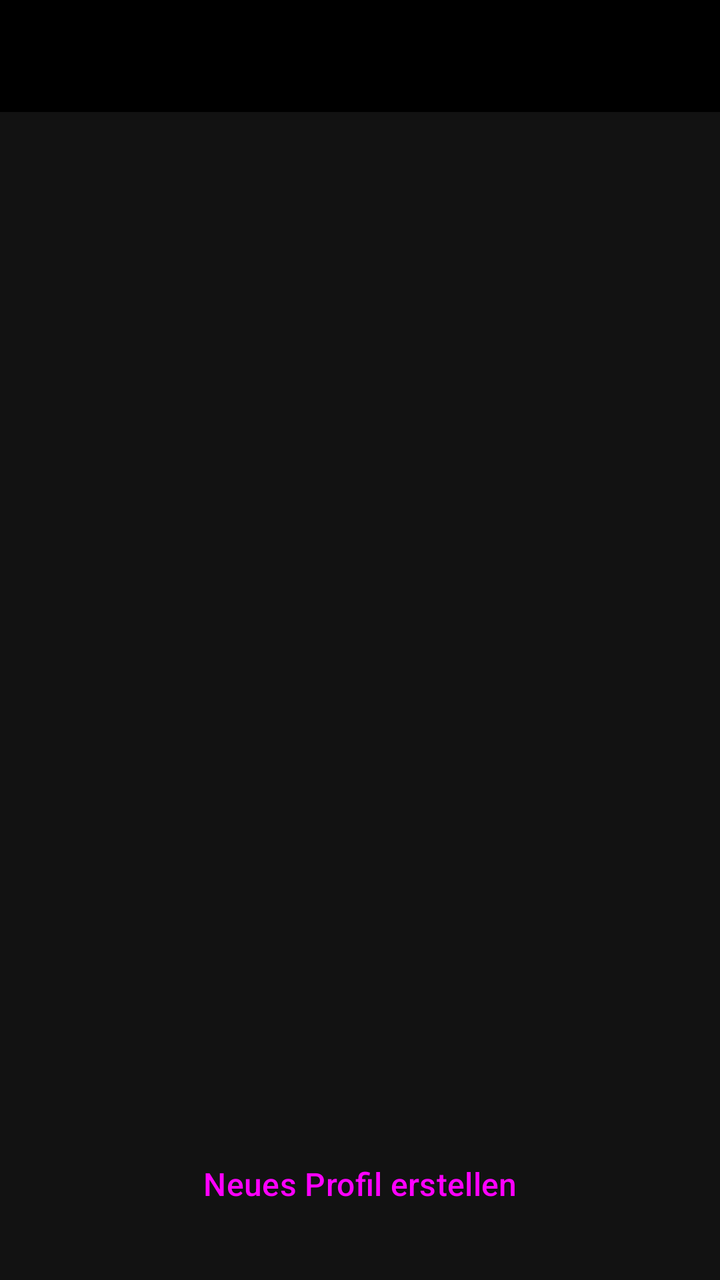
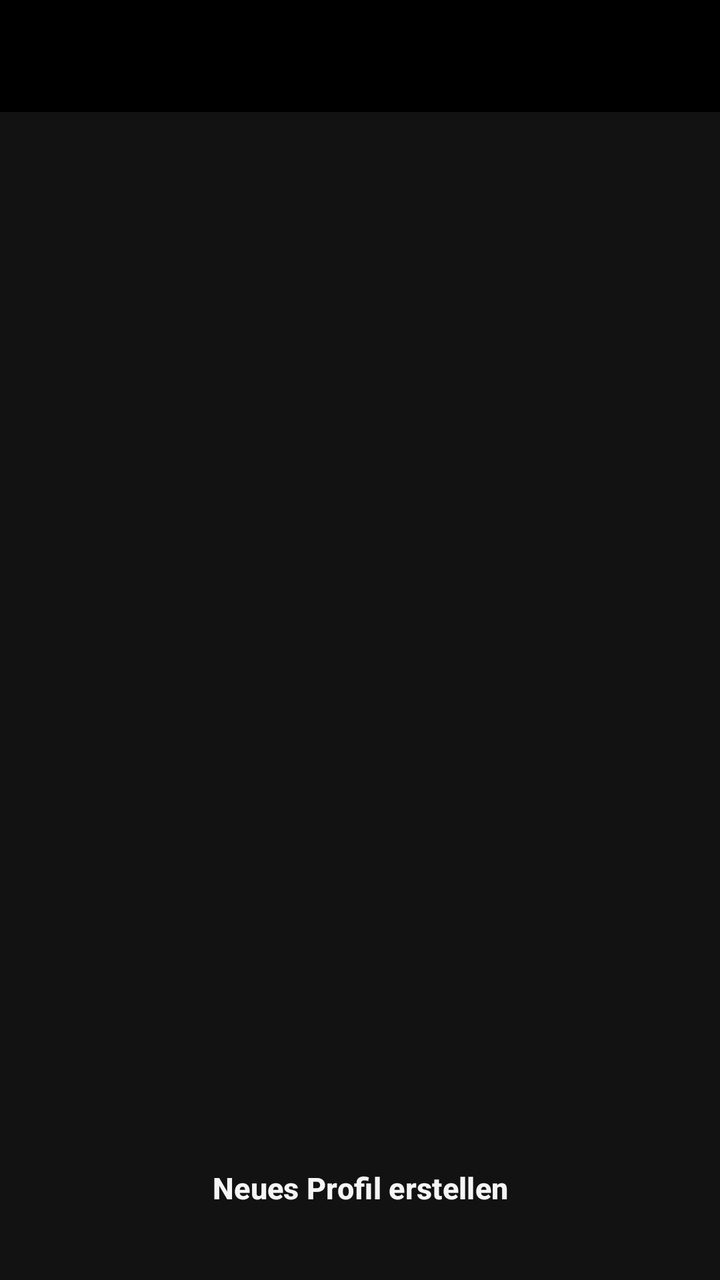

An Android layout rendered at two revisions. The XML below is the earlier revision; the diff shows what the commit changed to produce the second picture.
<!-- AndroidManifest.xml: application theme Theme.DannyApp -->
<!-- res/layout/activity_profiles.xml -->
<?xml version="1.0" encoding="utf-8"?>
<androidx.constraintlayout.widget.ConstraintLayout xmlns:android="http://schemas.android.com/apk/res/android"
    xmlns:app="http://schemas.android.com/apk/res-auto"
    xmlns:tools="http://schemas.android.com/tools"
    android:id="@+id/profilesMain"
    android:layout_width="match_parent"
    android:layout_height="match_parent"
    tools:context=".ui.profile.ProfilesActivity">

    <include
        android:id="@+id/toolbar"
        layout="@layout/include_toolbar" />

    <androidx.recyclerview.widget.RecyclerView
        android:id="@+id/rvProfiles"
        android:layout_width="0dp"
        android:layout_height="0dp"
        android:clipToPadding="false"
        android:paddingHorizontal="@dimen/screen_margin"
        android:paddingVertical="@dimen/list_screen_padding"
        app:layout_constraintBottom_toTopOf="@id/btnCreateNewProfile"
        app:layout_constraintEnd_toEndOf="parent"
        app:layout_constraintStart_toStartOf="parent"
        app:layout_constraintTop_toBottomOf="@id/toolbar"
        tools:listitem="@layout/item_profile" />

    <TextView
        android:id="@+id/tvEmptyProfiles"
        style="@style/Widget.DannyApp.Text.EmptyState"
        android:layout_width="0dp"
        android:layout_height="wrap_content"
        android:text="@string/profiles_empty_state"
        app:layout_constraintBottom_toTopOf="@id/btnCreateNewProfile"
        app:layout_constraintEnd_toEndOf="parent"
        app:layout_constraintStart_toStartOf="parent"
        app:layout_constraintTop_toBottomOf="@id/toolbar" />

    <Button
        android:id="@+id/btnCreateNewProfile"
        style="@style/Widget.DannyApp.Button.PrimaryBottom"
        android:layout_width="0dp"
        android:layout_height="wrap_content"
        android:text="@string/profiles_create_new"
        app:layout_constraintBottom_toBottomOf="parent"
        app:layout_constraintEnd_toEndOf="parent"
        app:layout_constraintStart_toStartOf="parent" />

</androidx.constraintlayout.widget.ConstraintLayout>
<!-- res/layout/include_toolbar.xml (included above) -->
<?xml version="1.0" encoding="utf-8"?>
<com.google.android.material.appbar.MaterialToolbar xmlns:android="http://schemas.android.com/apk/res/android"
    xmlns:app="http://schemas.android.com/apk/res-auto"
    xmlns:tools="http://schemas.android.com/tools"
    android:layout_width="0dp"
    android:layout_height="wrap_content"
    app:layout_constraintEnd_toEndOf="parent"
    app:layout_constraintStart_toStartOf="parent"
    app:layout_constraintTop_toTopOf="parent"
    android:minHeight="@dimen/toolbar_min_height"
    android:background="@color/black"
    app:titleTextAppearance="@style/TextAppearance.DannyApp.ToolbarTitle"
    app:subtitleTextAppearance="@style/TextAppearance.DannyApp.ToolbarSubtitle"
    tools:ignore="Overdraw" />
<!-- res/layout/item_profile.xml (included above) -->
<?xml version="1.0" encoding="utf-8"?>
<com.google.android.material.card.MaterialCardView xmlns:android="http://schemas.android.com/apk/res/android"
    xmlns:app="http://schemas.android.com/apk/res-auto"
    style="@style/Widget.DannyApp.Card"
    android:layout_width="match_parent"
    android:layout_height="wrap_content"
    android:layout_marginBottom="@dimen/career_card_margin_bottom"
    android:clickable="true"
    android:focusable="true">

    <LinearLayout
        android:layout_width="match_parent"
        android:layout_height="wrap_content"
        android:orientation="vertical"
        android:padding="@dimen/career_card_padding">

        <TextView
            android:id="@+id/tvProfileName"
            android:layout_width="match_parent"
            android:layout_height="wrap_content"
            android:textSize="@dimen/career_card_title_size"
            android:textStyle="bold" />

        <TextView
            android:id="@+id/tvPlayerNameAndFlag"
            android:layout_width="match_parent"
            android:layout_height="wrap_content"
            android:layout_marginTop="@dimen/career_card_sub_spacing"
            android:textSize="@dimen/career_card_body_size"
            android:textColor="?attr/colorOnSurfaceVariant" />

        <TextView
            android:id="@+id/tvProfileDescription"
            android:layout_width="match_parent"
            android:layout_height="wrap_content"
            android:layout_marginTop="@dimen/career_card_sub_spacing"
            android:textSize="@dimen/career_card_body_size"
            android:visibility="gone" />

    </LinearLayout>

</com.google.android.material.card.MaterialCardView>
<!-- resources referenced by this layout -->
<resources>
  <color name="black">#FF000000</color>
  <dimen name="screen_margin">10dp</dimen>
  <dimen name="toolbar_min_height">56dp</dimen>
  <style name="Widget.DannyApp.Button.PrimaryBottom" parent="Widget.Material3.Button">
          <item name="android:layout_marginHorizontal">@dimen/primary_bottom_button_margin_h</item>
          <item name="android:layout_marginBottom">@dimen/primary_bottom_button_margin_bottom</item>
          <item name="android:minHeight">@dimen/start_button_min_height</item>
          <item name="android:textSize">@dimen/primary_bottom_button_text_size</item>
      </style>
  <dimen name="toolbar_title_size">20sp</dimen>
  <dimen name="primary_bottom_button_margin_h">24dp</dimen>
  <dimen name="primary_bottom_button_text_size">16sp</dimen>
  <dimen name="card_corner_radius">12dp</dimen>
  <dimen name="card_stroke_thin">1dp</dimen>
  <dimen name="list_empty_margin_h">32dp</dimen>
  <style name="ThemeOverlay.DannyApp.MaterialAlertDialog" parent="ThemeOverlay.Material3.MaterialAlertDialog">
          <item name="materialAlertDialogTitleTextStyle">@style/TextAppearance.DannyApp.DialogTitle</item>
          <item name="materialAlertDialogBodyTextStyle">@style/TextAppearance.DannyApp.DialogBody</item>
          <item name="buttonBarButtonStyle">@style/Widget.DannyApp.DialogButton</item>
          <item name="buttonBarPositiveButtonStyle">@style/Widget.DannyApp.DialogButton</item>
          <item name="buttonBarNegativeButtonStyle">@style/Widget.DannyApp.DialogButton</item>
          <item name="buttonBarNeutralButtonStyle">@style/Widget.DannyApp.DialogButton</item>
      </style>
  <color name="anthrazit_tief">#FF0D0D0D</color>
  <color name="rot_haupt">#FFD32F2F</color>
  <color name="white">#FFFFFFFF</color>
  <color name="rot_dunkel">#FF8E0000</color>
  <color name="rot_sehr_hell">#FFFFDAD6</color>
  <color name="grau_sekundaer">#FFC4C4C4</color>
  <color name="rot_hell">#FFEF5350</color>
  <color name="grau_text_hell">#FFF5F5F5</color>
  <color name="grau_rahmen">#FF616161</color>
  <dimen name="fading_edge_length">18dp</dimen>
  <color name="eingabe_hint">#FF757575</color>
  <dimen name="dialog_title_size">20sp</dimen>
  <dimen name="dialog_button_pad_h">16dp</dimen>
  <dimen name="dialog_button_pad_v">10dp</dimen>
  <!-- unchanged entries left out for length: 40 -->
</resources>

<!-- the commit's change to res/layout/activity_profiles.xml (unified diff, before → after) -->
@@ -37,9 +37,10 @@
 
     <Button
         android:id="@+id/btnCreateNewProfile"
-        style="@style/Widget.DannyApp.Button.PrimaryBottom"
-        android:layout_width="0dp"
+        style="@style/Widget.DannyApp.Button.Manage"
+        android:layout_width="wrap_content"
         android:layout_height="wrap_content"
+        android:layout_marginBottom="@dimen/primary_bottom_button_margin_bottom"
         android:text="@string/profiles_create_new"
         app:layout_constraintBottom_toBottomOf="parent"
         app:layout_constraintEnd_toEndOf="parent"
<!-- resource entries referenced after the edit -->
@@ -3,24 +3,52 @@
   <color name="black">#FF000000</color>
   <dimen name="screen_margin">10dp</dimen>
   <dimen name="toolbar_min_height">56dp</dimen>
-  <style name="Widget.DannyApp.Button.PrimaryBottom" parent="Widget.Material3.Button">
-          <item name="android:layout_marginHorizontal">@dimen/primary_bottom_button_margin_h</item>
-          <item name="android:layout_marginBottom">@dimen/primary_bottom_button_margin_bottom</item>
-          <item name="android:minHeight">@dimen/start_button_min_height</item>
-          <item name="android:textSize">@dimen/primary_bottom_button_text_size</item>
+  <style name="Widget.DannyApp.Button.Manage" parent="Widget.Material3.Button.OutlinedButton">
+          <item name="android:layout_width">wrap_content</item>
+          <item name="android:layout_height">wrap_content</item>
+          <item name="android:minHeight">@dimen/action_button_min_height</item>
+          <item name="android:paddingHorizontal">@dimen/action_button_pad_h</item>
+          <item name="android:paddingVertical">@dimen/action_button_pad_v</item>
+          <item name="android:textSize">@dimen/action_button_text_size</item>
+          <item name="android:textStyle">bold</item>
+          <item name="android:textColor">@color/grau_text_hell</item>
+          <item name="backgroundTint">@color/anthrazit_container_hoch</item>
+          <item name="strokeColor">@color/grau_rahmen</item>
+          <item name="strokeWidth">@dimen/card_stroke_thin</item>
+          <item name="icon">@drawable/ic_add</item>
+          <item name="iconSize">@dimen/action_button_icon_size</item>
+          <item name="iconPadding">@dimen/action_button_icon_padding</item>
+          <item name="iconTint">@color/grau_text_hell</item>
+          <item name="android:elevation">@dimen/action_button_elevation</item>
       </style>
   <dimen name="toolbar_title_size">20sp</dimen>
-  <dimen name="primary_bottom_button_margin_h">24dp</dimen>
-  <dimen name="primary_bottom_button_text_size">16sp</dimen>
+  <dimen name="action_button_min_height">44dp</dimen>
+  <dimen name="action_button_pad_h">20dp</dimen>
+  <dimen name="action_button_pad_v">10dp</dimen>
+  <dimen name="action_button_text_size">15sp</dimen>
   <dimen name="card_corner_radius">12dp</dimen>
   <dimen name="card_stroke_thin">1dp</dimen>
+  <!-- drawable ic_add (drawable) -->
+  <vector xmlns:android="http://schemas.android.com/apk/res/android"
+      android:width="24dp"
+      android:height="24dp"
+      android:viewportWidth="24"
+      android:viewportHeight="24"
+      android:tint="?attr/colorOnSurface">
+    <path
+        android:fillColor="@android:color/white"
+        android:pathData="M19,13h-6v6h-2v-6H5v-2h6V5h2v6h6v2z"/>
+  </vector>
+  <dimen name="action_button_icon_size">20dp</dimen>
+  <dimen name="action_button_icon_padding">8dp</dimen>
+  <dimen name="action_button_elevation">4dp</dimen>
   <dimen name="list_empty_margin_h">32dp</dimen>
   <style name="ThemeOverlay.DannyApp.MaterialAlertDialog" parent="ThemeOverlay.Material3.MaterialAlertDialog">
           <item name="materialAlertDialogTitleTextStyle">@style/TextAppearance.DannyApp.DialogTitle</item>
           <item name="materialAlertDialogBodyTextStyle">@style/TextAppearance.DannyApp.DialogBody</item>
           <item name="buttonBarButtonStyle">@style/Widget.DannyApp.DialogButton</item>
-          <item name="buttonBarPositiveButtonStyle">@style/Widget.DannyApp.DialogButton</item>
-          <item name="buttonBarNegativeButtonStyle">@style/Widget.DannyApp.DialogButton</item>
+          <item name="buttonBarPositiveButtonStyle">@style/Widget.DannyApp.DialogButton.Positive</item>
+          <item name="buttonBarNegativeButtonStyle">@style/Widget.DannyApp.DialogButton.Negative</item>
           <item name="buttonBarNeutralButtonStyle">@style/Widget.DannyApp.DialogButton</item>
       </style>
   <color name="anthrazit_tief">#FF0D0D0D</color>
@@ -33,6 +61,12 @@
   <color name="grau_text_hell">#FFF5F5F5</color>
   <color name="grau_rahmen">#FF616161</color>
   <dimen name="fading_edge_length">18dp</dimen>
+  <style name="Widget.DannyApp.DialogButton.Positive" parent="Widget.DannyApp.DialogButton">
+          <item name="android:textColor">@color/rot_hell</item>
+      </style>
+  <style name="Widget.DannyApp.DialogButton.Negative" parent="Widget.DannyApp.DialogButton">
+          <item name="android:textColor">@color/grau_text_gedaempft</item>
+      </style>
   <color name="eingabe_hint">#FF757575</color>
   <dimen name="dialog_title_size">20sp</dimen>
   <dimen name="dialog_button_pad_h">16dp</dimen>
